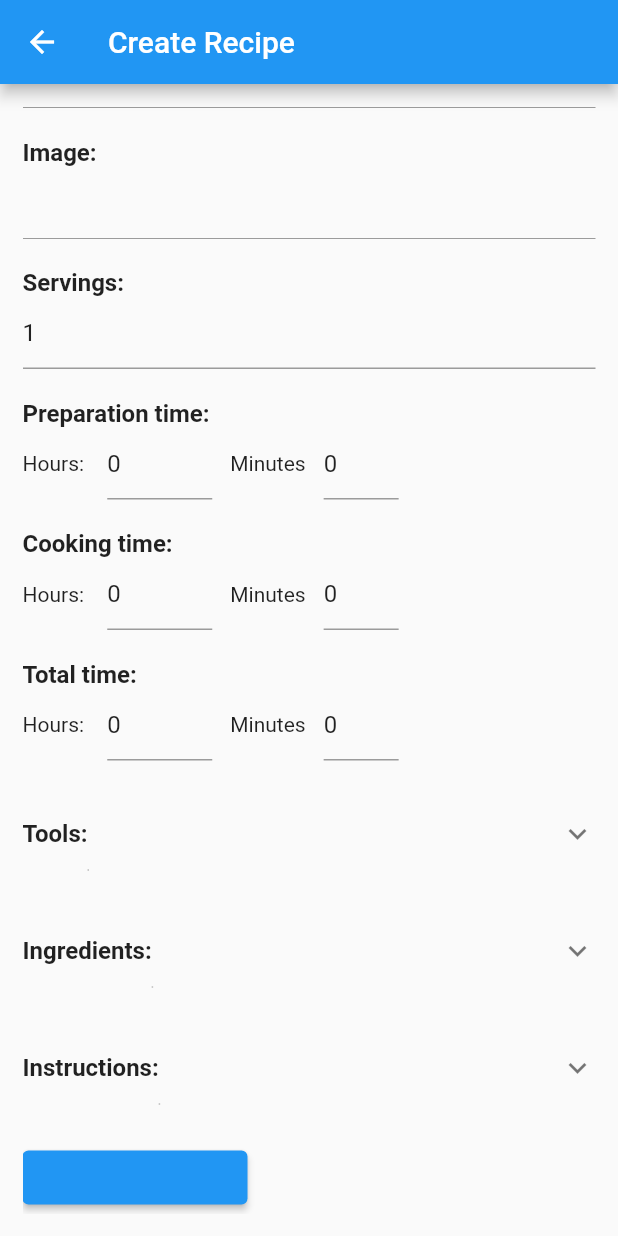
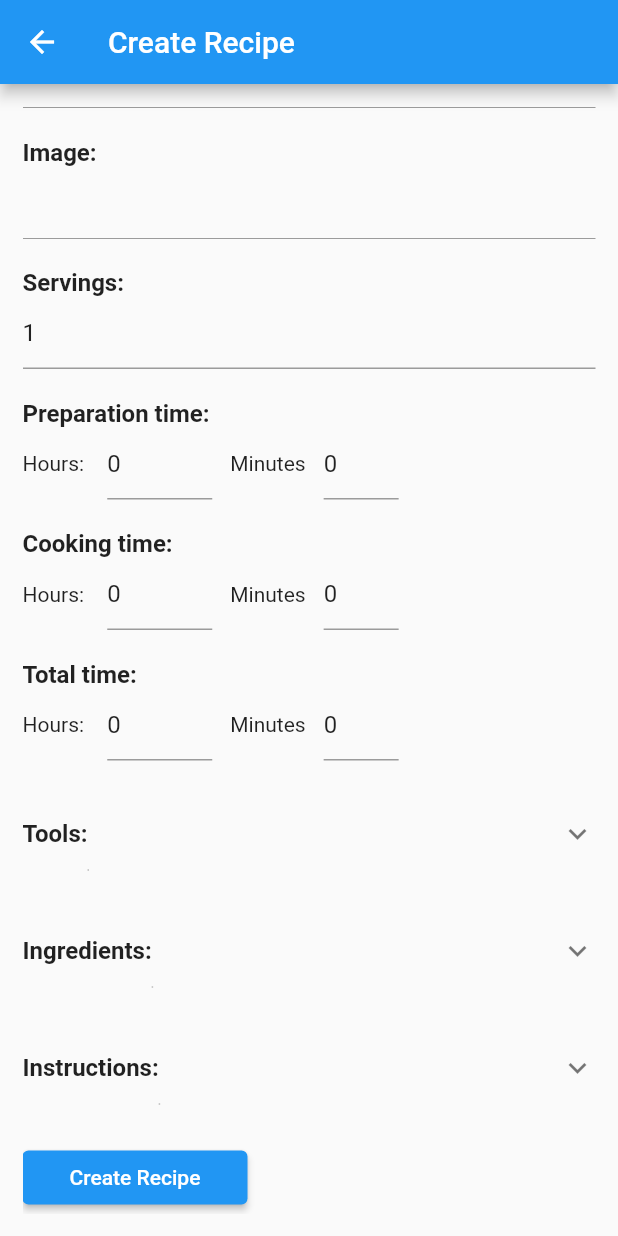
Before and after one commit to Teifun2/nextcloud-cookbook-flutter, a Flutter app: the RecipeCreateScreen screen opened directly, scrolled down 414 dp, on a phone screen of 412 x 824 dp. Run offline on Flutter 3.47's test engine with Material 2 defaults, Android fonts, the phone set to English and light mode, and no system bars; our stand-ins replace bloc, dio, equatable, extended_image, flutter_bloc, flutter_secure_storage and 3 more; missing offline and left inert: flappy_search_bar, flutter_reorderable_list, punycode; accounts and stored records are empty.

Commit message:
Make Button Visible

```diff
--- a/lib/src/screens/form/recipe_form.dart
+++ b/lib/src/screens/form/recipe_form.dart
@@ -15,10 +15,10 @@ typedef RecipeFormSubmit = void Function(
 
 class RecipeForm extends StatefulWidget {
   final Recipe recipe;
-  final String buttonSubmitKey;
+  final String buttonSubmitText;
   final RecipeFormSubmit recipeFormSubmit;
 
-  const RecipeForm(this.recipe, this.buttonSubmitKey, this.recipeFormSubmit);
+  const RecipeForm(this.recipe, this.buttonSubmitText, this.recipeFormSubmit);
 
   @override
   _RecipeFormState createState() => _RecipeFormState();
@@ -27,13 +27,11 @@ class RecipeForm extends StatefulWidget {
 class _RecipeFormState extends State<RecipeForm> {
   final _formKey = GlobalKey<FormState>();
   Recipe recipe;
-  String buttonSubmitKey;
   MutableRecipe _mutableRecipe;
 
   @override
   void initState() {
     recipe = widget.recipe;
-    buttonSubmitKey = widget.buttonSubmitKey;
     _mutableRecipe = recipe.toMutableRecipe();
 
     super.initState();
@@ -241,8 +239,9 @@ class _RecipeFormState extends State<RecipeForm> {
                           state is RecipeUpdateSuccess ||
                           state is RecipeLoadSuccess ||
                           state is RecipeCreateSuccess ||
-                          state is RecipeCreateFailure) {
-                        return Text(translate(buttonSubmitKey));
+                          state is RecipeCreateFailure ||
+                          state is RecipeInitial) {
+                        return Text(widget.buttonSubmitText);
                       }
                     }(),
                   ),
--- a/lib/src/screens/recipe_create_screen.dart
+++ b/lib/src/screens/recipe_create_screen.dart
@@ -43,7 +43,7 @@ class RecipeCreateScreen extends StatelessWidget {
         ),
         body: RecipeForm(
           recipe,
-          'recipe_create.button',
+          translate('recipe_create.button'),
           (mutableRecipe, context) => {
             BlocProvider.of<RecipeBloc>(context)
                 .add(RecipeCreated(mutableRecipe.toRecipe()))
--- a/lib/src/screens/recipe_edit_screen.dart
+++ b/lib/src/screens/recipe_edit_screen.dart
@@ -43,7 +43,7 @@ class RecipeEditScreen extends StatelessWidget {
         ),
         body: RecipeForm(
           recipe,
-          'recipe_edit.button',
+          translate('recipe_edit.button'),
           (mutableRecipe, context) => {
             BlocProvider.of<RecipeBloc>(context)
                 .add(RecipeUpdated(mutableRecipe.toRecipe()))
```
